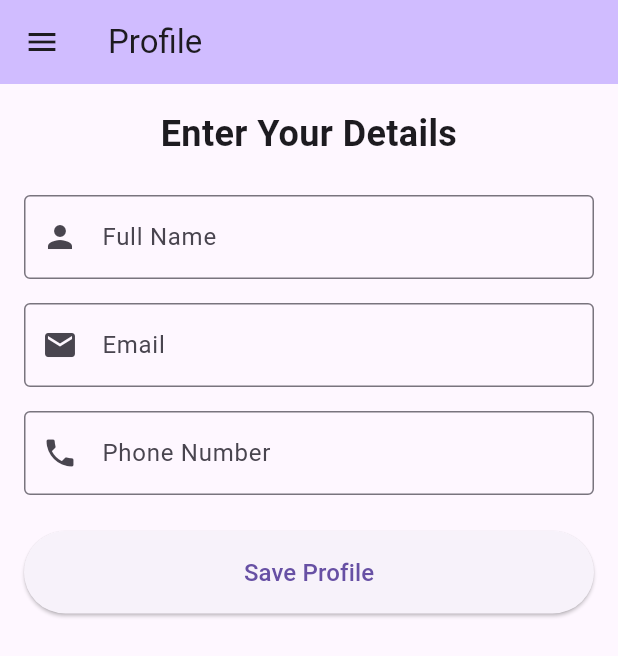
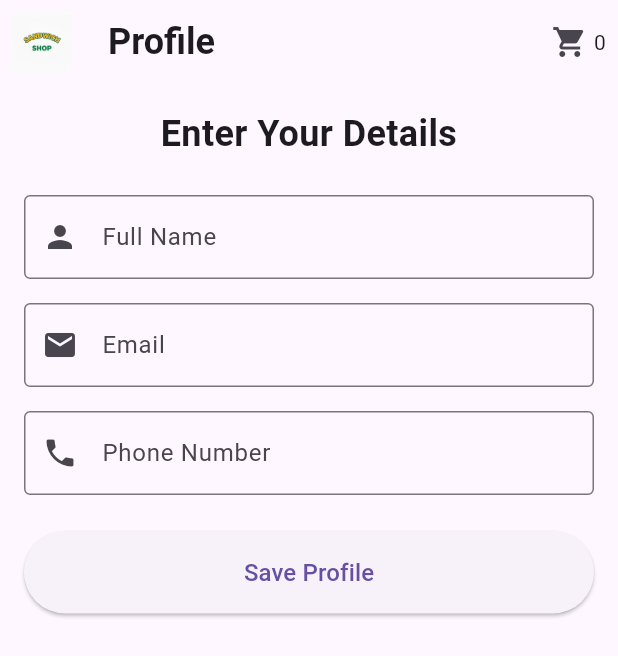
Before and after one commit to Mattcodez21/sandwich_shop, a Flutter app: the ProfileScreen screen opened directly, on a phone screen of 412 x 824 dp. Shown: the top 656 px of the screen. Run offline on Flutter 3.47's test engine with Material 3 defaults, Android fonts, the phone set to English and light mode, and no system bars.

Commit message:
Enhance ProfileScreen with cart item count display and logo in AppBar

```diff
--- a/lib/views/profile_screen.dart
+++ b/lib/views/profile_screen.dart
@@ -1,5 +1,8 @@
 import 'package:flutter/material.dart';
 import 'package:sandwich_shop/views/drawer_menu.dart';
+import 'package:provider/provider.dart';
+import 'package:sandwich_shop/models/cart.dart';
+import 'package:sandwich_shop/views/app_styles.dart';
 
 class ProfileScreen extends StatefulWidget {
   const ProfileScreen({super.key});
@@ -26,8 +29,34 @@ class _ProfileScreenState extends State<ProfileScreen> {
   Widget build(BuildContext context) {
     return Scaffold(
       appBar: AppBar(
-        title: const Text('Profile'),
-        backgroundColor: Theme.of(context).colorScheme.inversePrimary,
+        leading: Padding(
+          padding: const EdgeInsets.all(8.0),
+          child: SizedBox(
+            height: 100,
+            child: Image.asset('assets/images/logo.png'),
+          ),
+        ),
+        title: const Text(
+          'Profile',
+          style: heading1,
+        ),
+        actions: [
+          Consumer<Cart>(
+            builder: (context, cart, child) {
+              return Padding(
+                padding: const EdgeInsets.all(8.0),
+                child: Row(
+                  mainAxisSize: MainAxisSize.min,
+                  children: [
+                    const Icon(Icons.shopping_cart),
+                    const SizedBox(width: 4),
+                    Text('${cart.countOfItems}'),
+                  ],
+                ),
+              );
+            },
+          ),
+        ],
       ),
       drawer: const DrawerMenu(currentRoute: '/profile'),
       body: Padding(
```
